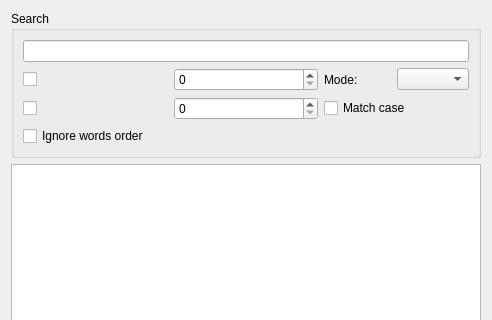
Old version of the form fulltextsearch.ui in the repository goldendict/goldendict; both pictures show x 0 to 492 and y 0 to 320 of the 492 by 593 pixel window.
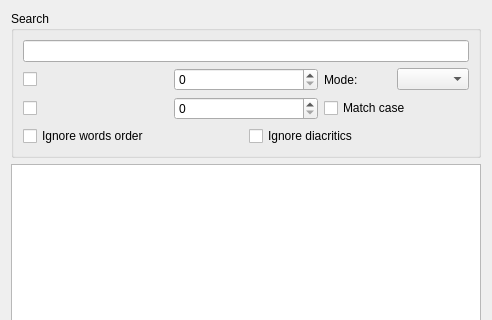
New version of the form.

Commit message: Full-text search: Allow ignore diacritics while search

What changed in the file:
```diff
--- a/fulltextsearch.ui
+++ b/fulltextsearch.ui
@@ -75,11 +75,22 @@
        </layout>
       </item>
       <item>
+       <layout class="QHBoxLayout" name="horizontalLayout_4">
+        <item>
        <widget class="QCheckBox" name="checkBoxIgnoreWordOrder">
         <property name="text">
          <string>Ignore words order</string>
         </property>
        </widget>
+        </item>
+        <item>
+         <widget class="QCheckBox" name="checkBoxIgnoreDiacritics">
+          <property name="text">
+           <string>Ignore diacritics</string>
+          </property>
+         </widget>
+        </item>
+       </layout>
       </item>
      </layout>
     </widget>
```
Lines whose indentation alone changed are shown as unchanged. The commit also changes 28 other files.
